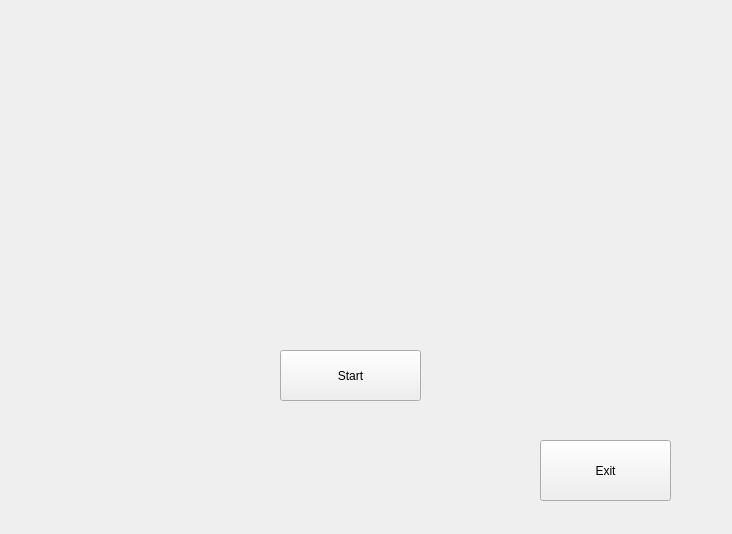
1mp4ct/WWM, file startview.ui: the form before one commit.
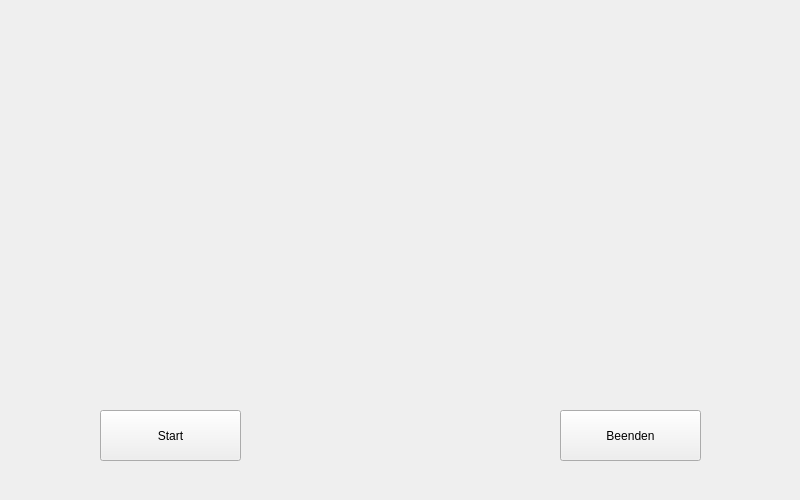
The form after the commit.

```diff
--- a/startview.ui
+++ b/startview.ui
@@ -6,8 +6,8 @@
    <rect>
     <x>0</x>
     <y>0</y>
-    <width>732</width>
-    <height>534</height>
+    <width>800</width>
+    <height>500</height>
    </rect>
   </property>
   <property name="windowTitle">
@@ -16,12 +16,15 @@
   <widget class="QPushButton" name="startButton">
    <property name="geometry">
     <rect>
-     <x>280</x>
-     <y>350</y>
+     <x>100</x>
+     <y>410</y>
      <width>141</width>
      <height>51</height>
     </rect>
    </property>
+   <property name="autoFillBackground">
+    <bool>false</bool>
+   </property>
    <property name="text">
     <string>Start</string>
    </property>
@@ -29,14 +32,17 @@
   <widget class="QPushButton" name="exitButton">
    <property name="geometry">
     <rect>
-     <x>540</x>
-     <y>440</y>
-     <width>131</width>
-     <height>61</height>
+     <x>560</x>
+     <y>410</y>
+     <width>141</width>
+     <height>51</height>
     </rect>
    </property>
+   <property name="autoFillBackground">
+    <bool>false</bool>
+   </property>
    <property name="text">
-    <string>Exit</string>
+    <string>Beenden</string>
    </property>
   </widget>
  </widget>
```
